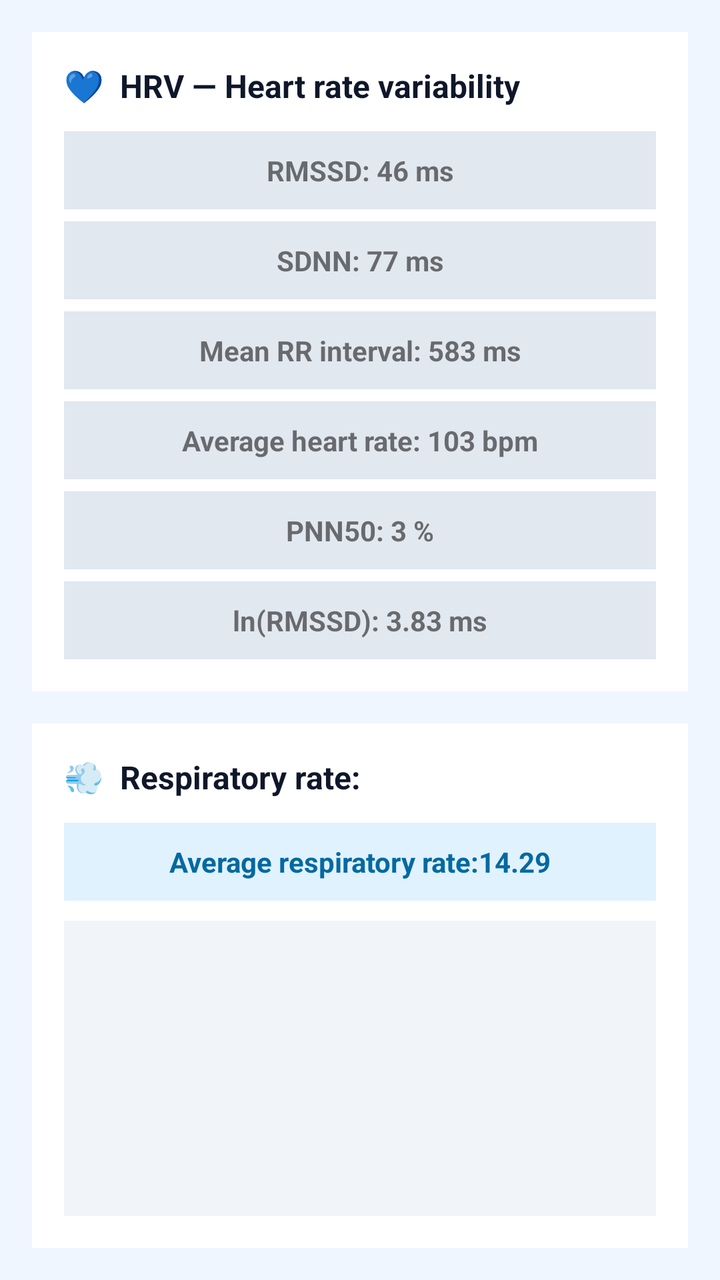
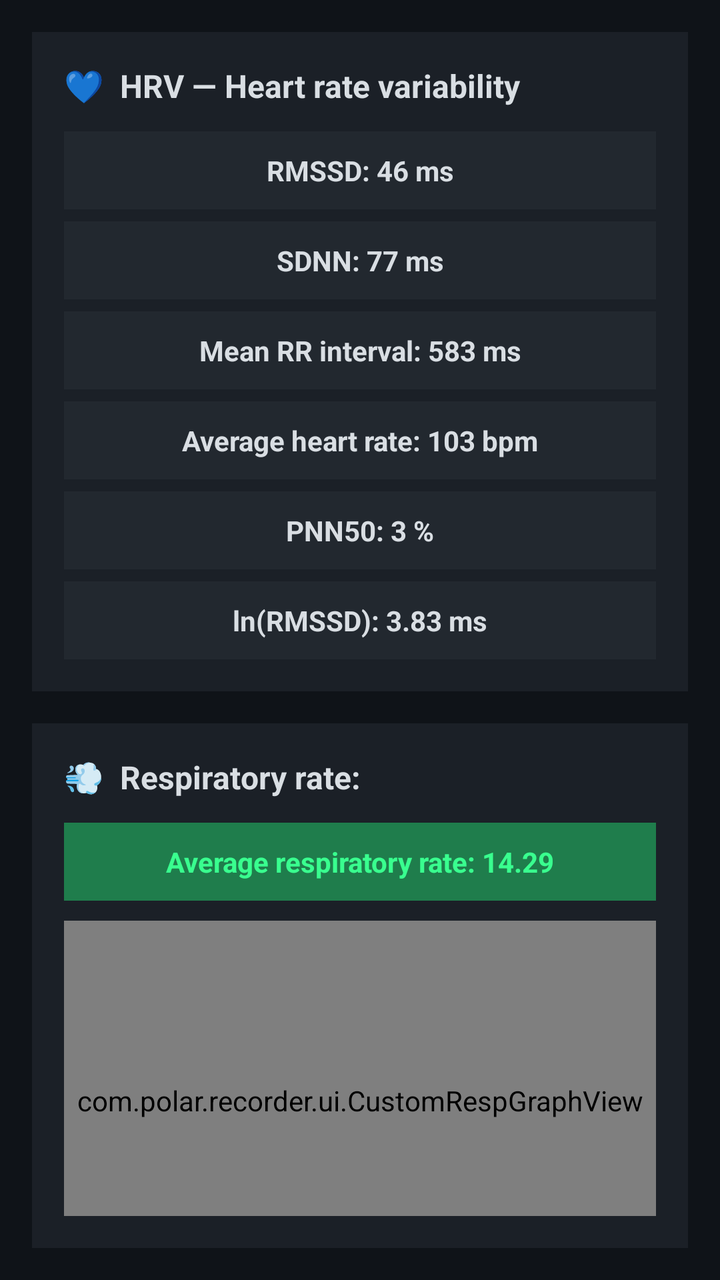

Compare the two renders of this Android layout. The source of the first and the diff that turns it into the second are given below.
<!-- AndroidManifest.xml: application theme Theme.PolarRecorder -->
<!-- res/layout/view_screen2_hrv.xml -->
<?xml version="1.0" encoding="utf-8"?>
<LinearLayout xmlns:android="http://schemas.android.com/apk/res/android"
    android:layout_width="match_parent"
    android:layout_height="match_parent"
    android:background="#EFF6FF"
    android:orientation="vertical"
    android:padding="16dp">

    
    <LinearLayout
        android:layout_width="match_parent"
        android:layout_height="wrap_content"
        android:background="#FFFFFF"
        android:orientation="vertical"
        android:padding="16dp">

        <TextView
            android:layout_width="wrap_content"
            android:layout_height="wrap_content"
            android:text="💙  HRV — Heart rate variability"
            android:textColor="#0F172A"
            android:textSize="16sp"
            android:textStyle="bold"
            android:layout_marginBottom="12dp" />

        <TextView android:id="@+id/tvRmssd" android:layout_width="match_parent" android:layout_height="wrap_content" android:background="#E2E8F0" android:padding="10dp" android:gravity="center" android:text="RMSSD: 46 ms" android:textStyle="bold" android:layout_marginBottom="6dp" />
        <TextView android:id="@+id/tvSdnn" android:layout_width="match_parent" android:layout_height="wrap_content" android:background="#E2E8F0" android:padding="10dp" android:gravity="center" android:text="SDNN: 77 ms" android:textStyle="bold" android:layout_marginBottom="6dp" />
        <TextView android:id="@+id/tvMeanRr" android:layout_width="match_parent" android:layout_height="wrap_content" android:background="#E2E8F0" android:padding="10dp" android:gravity="center" android:text="Mean RR interval: 583 ms" android:textStyle="bold" android:layout_marginBottom="6dp" />
        <TextView android:id="@+id/tvAvgHr" android:layout_width="match_parent" android:layout_height="wrap_content" android:background="#E2E8F0" android:padding="10dp" android:gravity="center" android:text="Average heart rate: 103 bpm" android:textStyle="bold" android:layout_marginBottom="6dp" />
        <TextView android:id="@+id/tvPnn50" android:layout_width="match_parent" android:layout_height="wrap_content" android:background="#E2E8F0" android:padding="10dp" android:gravity="center" android:text="PNN50: 3 %" android:textStyle="bold" android:layout_marginBottom="6dp" />
        <TextView android:id="@+id/tvLnRmssd" android:layout_width="match_parent" android:layout_height="wrap_content" android:background="#E2E8F0" android:padding="10dp" android:gravity="center" android:text="ln(RMSSD): 3.83 ms" android:textStyle="bold" />
    </LinearLayout>

    
    <LinearLayout
        android:layout_width="match_parent"
        android:layout_height="wrap_content"
        android:background="#FFFFFF"
        android:orientation="vertical"
        android:padding="16dp"
        android:layout_marginTop="16dp">

        <TextView
            android:layout_width="wrap_content"
            android:layout_height="wrap_content"
            android:text="💨  Respiratory rate:"
            android:textColor="#0F172A"
            android:textSize="16sp"
            android:textStyle="bold"
            android:layout_marginBottom="12dp" />

        <TextView
            android:id="@+id/tvAvgResp"
            android:layout_width="match_parent"
            android:layout_height="wrap_content"
            android:background="#E0F2FE"
            android:padding="10dp"
            android:gravity="center"
            android:text="Average respiratory rate:14.29"
            android:textColor="#0369A1"
            android:textStyle="bold" />

        <View
            android:layout_width="match_parent"
            android:layout_height="180dp"
            android:background="#F1F5F9"
            android:layout_marginTop="10dp" />
    </LinearLayout>

</LinearLayout>
<!-- resources referenced by this layout -->
<resources>
  <style name="Theme.PolarRecorder" parent="Theme.AppCompat.Light.NoActionBar">
          <item name="colorPrimary">#1B2027</item>
          <item name="colorPrimaryDark">#0F1318</item>
          <item name="colorAccent">#39FF8F</item>
      </style>
</resources>

<!-- the commit's change to res/layout/view_screen2_hrv.xml (unified diff, before → after) -->
@@ -2,7 +2,7 @@
 <LinearLayout xmlns:android="http://schemas.android.com/apk/res/android"
     android:layout_width="match_parent"
     android:layout_height="match_parent"
-    android:background="#EFF6FF"
+    android:background="#0F1318"
     android:orientation="vertical"
     android:padding="16dp">
 
@@ -10,7 +10,7 @@
     <LinearLayout
         android:layout_width="match_parent"
         android:layout_height="wrap_content"
-        android:background="#FFFFFF"
+        android:background="#1B2027"
         android:orientation="vertical"
         android:padding="16dp">
 
@@ -18,24 +18,24 @@
             android:layout_width="wrap_content"
             android:layout_height="wrap_content"
             android:text="💙  HRV — Heart rate variability"
-            android:textColor="#0F172A"
+            android:textColor="#D9DEE3"
             android:textSize="16sp"
             android:textStyle="bold"
             android:layout_marginBottom="12dp" />
 
-        <TextView android:id="@+id/tvRmssd" android:layout_width="match_parent" android:layout_height="wrap_content" android:background="#E2E8F0" android:padding="10dp" android:gravity="center" android:text="RMSSD: 46 ms" android:textStyle="bold" android:layout_marginBottom="6dp" />
-        <TextView android:id="@+id/tvSdnn" android:layout_width="match_parent" android:layout_height="wrap_content" android:background="#E2E8F0" android:padding="10dp" android:gravity="center" android:text="SDNN: 77 ms" android:textStyle="bold" android:layout_marginBottom="6dp" />
-        <TextView android:id="@+id/tvMeanRr" android:layout_width="match_parent" android:layout_height="wrap_content" android:background="#E2E8F0" android:padding="10dp" android:gravity="center" android:text="Mean RR interval: 583 ms" android:textStyle="bold" android:layout_marginBottom="6dp" />
-        <TextView android:id="@+id/tvAvgHr" android:layout_width="match_parent" android:layout_height="wrap_content" android:background="#E2E8F0" android:padding="10dp" android:gravity="center" android:text="Average heart rate: 103 bpm" android:textStyle="bold" android:layout_marginBottom="6dp" />
-        <TextView android:id="@+id/tvPnn50" android:layout_width="match_parent" android:layout_height="wrap_content" android:background="#E2E8F0" android:padding="10dp" android:gravity="center" android:text="PNN50: 3 %" android:textStyle="bold" android:layout_marginBottom="6dp" />
-        <TextView android:id="@+id/tvLnRmssd" android:layout_width="match_parent" android:layout_height="wrap_content" android:background="#E2E8F0" android:padding="10dp" android:gravity="center" android:text="ln(RMSSD): 3.83 ms" android:textStyle="bold" />
+        <TextView android:id="@+id/tvRmssd" android:layout_width="match_parent" android:layout_height="wrap_content" android:background="#22282F" android:textColor="#D9DEE3" android:padding="10dp" android:gravity="center" android:text="RMSSD: 46 ms" android:textStyle="bold" android:layout_marginBottom="6dp" />
+        <TextView android:id="@+id/tvSdnn" android:layout_width="match_parent" android:layout_height="wrap_content" android:background="#22282F" android:textColor="#D9DEE3" android:padding="10dp" android:gravity="center" android:text="SDNN: 77 ms" android:textStyle="bold" android:layout_marginBottom="6dp" />
+        <TextView android:id="@+id/tvMeanRr" android:layout_width="match_parent" android:layout_height="wrap_content" android:background="#22282F" android:textColor="#D9DEE3" android:padding="10dp" android:gravity="center" android:text="Mean RR interval: 583 ms" android:textStyle="bold" android:layout_marginBottom="6dp" />
+        <TextView android:id="@+id/tvAvgHr" android:layout_width="match_parent" android:layout_height="wrap_content" android:background="#22282F" android:textColor="#D9DEE3" android:padding="10dp" android:gravity="center" android:text="Average heart rate: 103 bpm" android:textStyle="bold" android:layout_marginBottom="6dp" />
+        <TextView android:id="@+id/tvPnn50" android:layout_width="match_parent" android:layout_height="wrap_content" android:background="#22282F" android:textColor="#D9DEE3" android:padding="10dp" android:gravity="center" android:text="PNN50: 3 %" android:textStyle="bold" android:layout_marginBottom="6dp" />
+        <TextView android:id="@+id/tvLnRmssd" android:layout_width="match_parent" android:layout_height="wrap_content" android:background="#22282F" android:textColor="#D9DEE3" android:padding="10dp" android:gravity="center" android:text="ln(RMSSD): 3.83 ms" android:textStyle="bold" />
     </LinearLayout>
 
     
     <LinearLayout
         android:layout_width="match_parent"
         android:layout_height="wrap_content"
-        android:background="#FFFFFF"
+        android:background="#1B2027"
         android:orientation="vertical"
         android:padding="16dp"
         android:layout_marginTop="16dp">
@@ -44,7 +44,7 @@
             android:layout_width="wrap_content"
             android:layout_height="wrap_content"
             android:text="💨  Respiratory rate:"
-            android:textColor="#0F172A"
+            android:textColor="#D9DEE3"
             android:textSize="16sp"
             android:textStyle="bold"
             android:layout_marginBottom="12dp" />
@@ -53,17 +53,16 @@
             android:id="@+id/tvAvgResp"
             android:layout_width="match_parent"
             android:layout_height="wrap_content"
-            android:background="#E0F2FE"
+            android:background="#1F7D4C"
             android:padding="10dp"
             android:gravity="center"
-            android:text="Average respiratory rate:14.29"
-            android:textColor="#0369A1"
+            android:text="Average respiratory rate: 14.29"
+            android:textColor="#39FF8F"
             android:textStyle="bold" />
 
-        <View
+        <com.polar.recorder.ui.CustomRespGraphView
             android:layout_width="match_parent"
             android:layout_height="180dp"
-            android:background="#F1F5F9"
             android:layout_marginTop="10dp" />
     </LinearLayout>
 
<!-- resource entries referenced after the edit -->
@@ -1,9 +1,13 @@
 <!-- resources referenced by this layout -->
 <resources>
-  <style name="Theme.PolarRecorder" parent="Theme.AppCompat.Light.NoActionBar">
-          <item name="colorPrimary">#1B2027</item>
-          <item name="colorPrimaryDark">#0F1318</item>
-          <item name="colorAccent">#39FF8F</item>
+  <style name="Theme.PolarRecorder" parent="Theme.AppCompat.NoActionBar">
+          <item name="android:windowBackground">@color/bg_dark</item>
+          <item name="colorPrimary">@color/panel_card</item>
+          <item name="colorPrimaryDark">@color/bg_dark</item>
+          <item name="colorAccent">@color/phosphor_green</item>
       </style>
+  <color name="bg_dark">#0F1318</color>
+  <color name="panel_card">#1B2027</color>
+  <color name="phosphor_green">#39FF8F</color>
 </resources>
 
